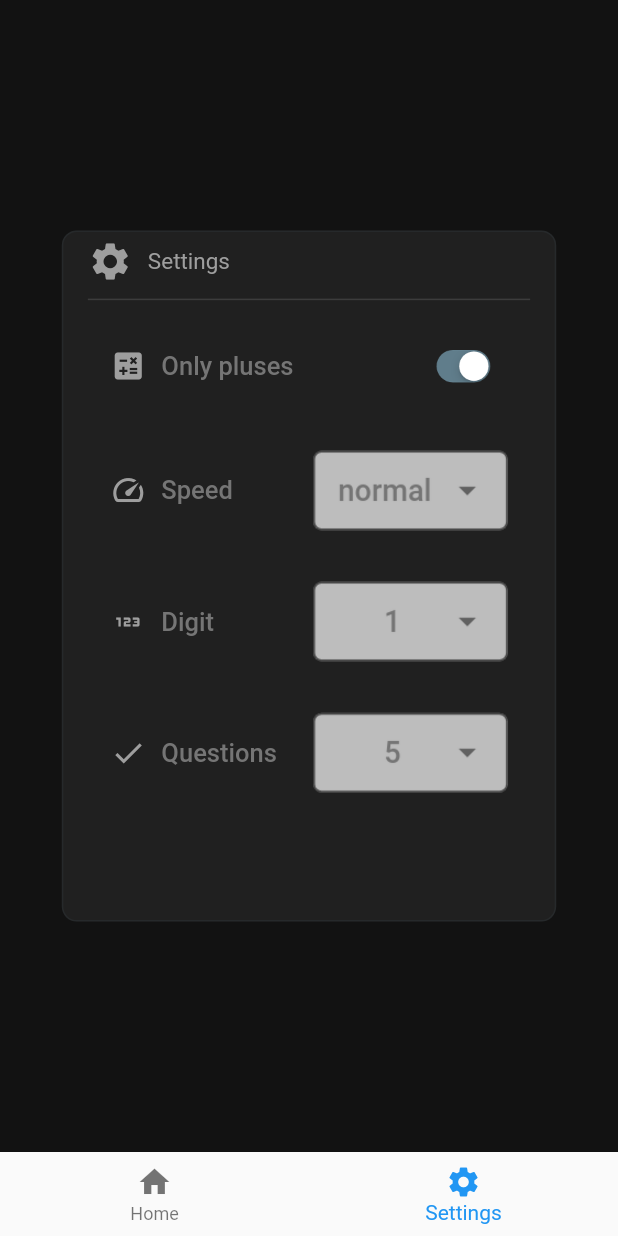
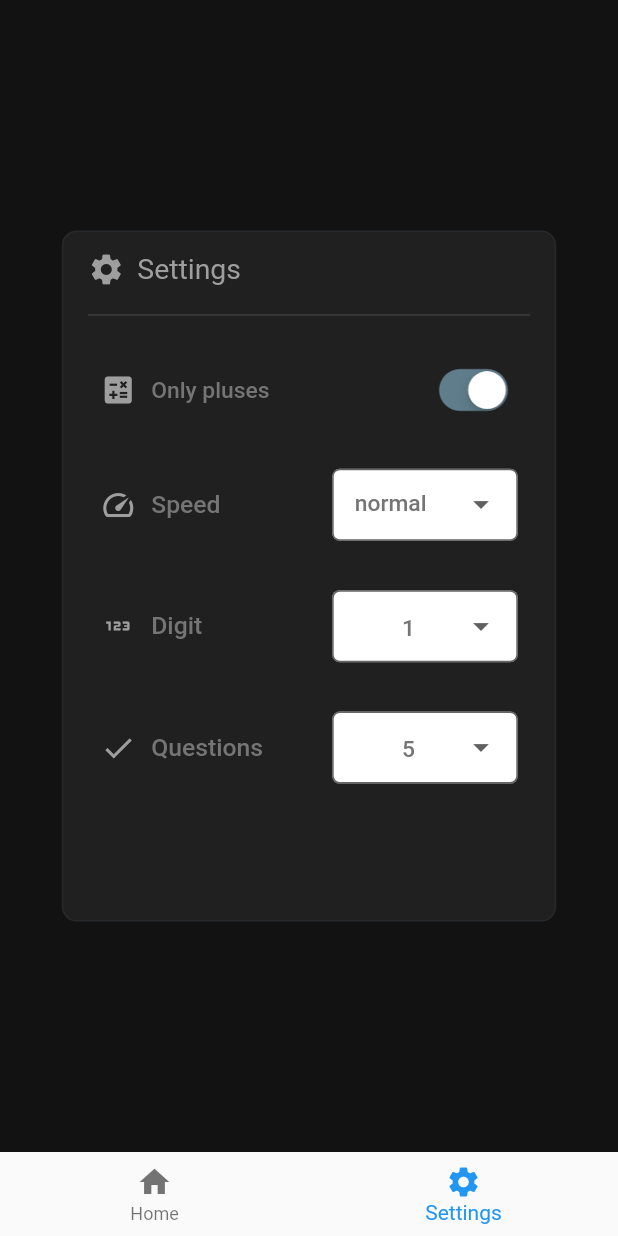
Before and after one commit to semanticist21/simple-anzan, a Flutter app: the screen it shows after launch, item 2 of the bottom bar chosen, on a phone screen of 412 x 824 dp. Run offline on Flutter 3.47's test engine with Material 2 defaults, Android fonts, the phone set to English and light mode, and no system bars; our stand-ins replace shared_preferences; Roboto replaces fonts that are missing (Consolas).

Commit message:
커스텀 스피드 추가

```diff
--- a/lib/src/pages/home_page.dart
+++ b/lib/src/pages/home_page.dart
@@ -76,6 +76,7 @@ class _HomePageState extends State<HomePage> {
                                     child: Text(
                                       value.buttonText,
                                       style: _getMainButtonTextStyle(),
+                                      textAlign: TextAlign.center,
                                     )));
                           })))),
             ),
@@ -99,8 +100,8 @@ class _HomePageState extends State<HomePage> {
   }
 
   TextStyle _getMainButtonTextStyle() {
-    return const TextStyle(
-      fontSize: 24,
+    return TextStyle(
+      fontSize: MediaQuery.of(context).size.height * 0.04,
       fontWeight: FontWeight.w900,
       fontFamily: defaultFontFamily,
       letterSpacing: 2.5,
--- a/lib/src/pages/settting_page.dart
+++ b/lib/src/pages/settting_page.dart
@@ -1,9 +1,9 @@
 import 'package:abacus_simple_anzan/src/words/localization.dart';
 import 'package:flutter/cupertino.dart';
 import 'package:flutter/material.dart';
-import 'package:abacus_simple_anzan/src/words/const.dart';
 import 'package:abacus_simple_anzan/src/settings/settings_manager.dart';
 
+import '../dialog/add_dialog.dart';
 import '../settings/prefs/calculation_mode_pref.dart';
 import '../settings/prefs/digit_pref.dart';
 import '../settings/prefs/num_of_problems_pref.dart';
@@ -56,44 +56,54 @@ class _SettingsPageState extends State<SettingsPage> {
                     }
 
                     return ListView(children: [
-                      const SizedBox(height: 5),
+                      SizedBox(
+                          height: MediaQuery.of(context).size.height * 0.015),
                       Row(
+                        crossAxisAlignment: CrossAxisAlignment.center,
                         children: [
-                          const Icon(
+                          Icon(
                             Icons.settings,
                             color: Colors.grey,
-                            size: 30,
+                            size: MediaQuery.of(context).size.height * 0.03,
                           ),
-                          const SizedBox(width: 10),
+                          SizedBox(
+                              width: MediaQuery.of(context).size.width * 0.02),
                           Text(
                             LocalizationChecker.settings,
-                            style: const TextStyle(
-                              fontSize: 15,
-                              fontFamily: defaultFontFamily,
+                            style: TextStyle(
+                              fontSize:
+                                  MediaQuery.of(context).size.height * 0.023,
                               color: Colors.grey,
                             ),
                           )
                         ],
                       ),
+                      SizedBox(
+                          height: MediaQuery.of(context).size.height * 0.01),
                       const Divider(
                         height: 20,
                         thickness: 1,
                         color: Color.fromARGB(255, 60, 60, 60),
                       ),
-                      const SizedBox(height: 5),
+                      SizedBox(
+                          height: MediaQuery.of(context).size.height * 0.005),
                       // plus & minus mode.
                       SizedBox(
                         height:
-                              isBiggerSize ? constraints.maxHeight * 0.7 : null,
+                            isBiggerSize ? constraints.maxHeight * 0.8 : null,
+                        child: SingleChildScrollView(
+                            physics: const BouncingScrollPhysics(
+                                parent: AlwaysScrollableScrollPhysics()),
                             child: Column(
-                              mainAxisAlignment: MainAxisAlignment.spaceBetween,
+                                mainAxisAlignment:
+                                    MainAxisAlignment.spaceBetween,
                                 mainAxisSize: MainAxisSize.max,
                                 crossAxisAlignment: CrossAxisAlignment.stretch,
                                 children: [
                                   buildToggleOption(
                                       LocalizationChecker.onlyPluses,
-                                    _manager.enumToValue<CalculationMode, bool>(
-                                        _isOnlyPlus),
+                                      _manager.enumToValue<CalculationMode,
+                                          bool>(_isOnlyPlus),
                                       togglePlusModeCallback),
 
                                   // speed.
@@ -129,6 +139,7 @@ class _SettingsPageState extends State<SettingsPage> {
                                           _manager),
                                       changeOptionCallback<NumOfProblems>)
                                 ])),
+                      )
                     ]);
                   },
                 )),
@@ -147,12 +158,12 @@ class _SettingsPageState extends State<SettingsPage> {
         const SizedBox(width: 10),
         Text(title,
             style: TextStyle(
-                fontSize: 17,
+                fontSize: MediaQuery.of(context).size.height * 0.0185,
                 fontWeight: FontWeight.w500,
                 color: Colors.grey[600]))
       ]),
       Transform.scale(
-          scale: 0.7,
+          scale: 0.9,
           filterQuality: FilterQuality.high,
           child: CupertinoSwitch(
               activeColor: Colors.blueGrey,
@@ -185,11 +196,13 @@ class _SettingsPageState extends State<SettingsPage> {
             children: [
               icon,
               const SizedBox(width: 10),
-              Text(title,
+              SizedBox(
+                  width: MediaQuery.of(context).size.width * 0.20,
+                  child: Text(title,
                       style: TextStyle(
-                      fontSize: 17,
+                          fontSize: MediaQuery.of(context).size.height * 0.020,
                           fontWeight: FontWeight.w500,
-                      color: Colors.grey[600]))
+                          color: Colors.grey[600])))
             ],
           )),
       Flexible(
@@ -198,22 +211,24 @@ class _SettingsPageState extends State<SettingsPage> {
               widthFactor: 0.8,
               child: Transform.scale(
                 filterQuality: FilterQuality.high,
-                scaleX: 1.1,
-                scaleY: 1.1,
+                scaleX: 1.0,
+                scaleY: 1.0,
                 alignment: Alignment.centerRight,
                 child: DropdownButtonFormField(
+                  elevation: 0,
                   isDense: true,
+                  itemHeight: 50,
                   value: initialValue,
                   iconSize: 25,
                   isExpanded: true,
                   decoration: const InputDecoration(
-                      contentPadding: EdgeInsets.fromLTRB(15, 0, 0, 0),
+                      contentPadding: EdgeInsets.fromLTRB(15, 0, 10, 0),
                       border: OutlineInputBorder(
                         borderRadius: BorderRadius.all(Radius.circular(5)),
                         borderSide: BorderSide(),
                       ),
                       filled: true,
-                      fillColor: Colors.white70,
+                      fillColor: Colors.white,
                       floatingLabelAlignment: FloatingLabelAlignment.center),
                   items: dropdownMenuItemList,
                   onChanged: onChangeMethod,
@@ -225,6 +240,17 @@ class _SettingsPageState extends State<SettingsPage> {
   void changeOptionCallback<T>(dynamic value) {
     switch (T) {
       case Speed:
+        if (value == 'custom') {
+          showDialog(
+              context: context,
+              builder: (context) => AddDialog(
+                  defaultValue: _manager
+                      .getCurrentValue<Speed, Duration>()
+                      .inMilliseconds
+                      .toString())).then(
+              (value) => _manager.saveCustomSpeedSetting(int.parse(value)));
+        }
+
         _speed = _manager.itemStrToEnum<Speed>(value);
         _manager.saveSetting(_speed);
         break;
@@ -256,8 +282,9 @@ class _SettingsPageState extends State<SettingsPage> {
           child: Text(
             element,
             style: TextStyle(
+                height: 1.4,
                 color: Colors.grey[600],
-                fontSize: 18,
+                fontSize: MediaQuery.of(context).size.height * 0.0185,
                 fontWeight: FontWeight.w500),
           ));
       itemList.add(item);
@@ -268,9 +295,9 @@ class _SettingsPageState extends State<SettingsPage> {
 
   Padding getPadding(Widget? widget) {
     return Padding(
-      padding: const EdgeInsets.symmetric(
-        vertical: 10,
-        horizontal: 15,
+      padding: EdgeInsets.symmetric(
+        vertical: MediaQuery.of(context).size.height * 0.02,
+        horizontal: MediaQuery.of(context).size.width * 0.02,
       ),
       child: widget,
     );
--- a/lib/src/settings/prefs/digit_pref.dart
+++ b/lib/src/settings/prefs/digit_pref.dart
@@ -22,6 +22,10 @@ class DigitPref implements PreferenceInterfaceItems<Digit, int> {
   }
 
   void setIndex(int index) {
+    if (index > Digit.values.length - 1) {
+      index = Digit.values.length - 1;
+    }
+
     _currentIndex = index;
     _currentValue = Digit.values[_currentIndex];
   }
@@ -76,4 +80,6 @@ enum Digit {
   three_3,
   four_4,
   five_5,
+  six_6,
+  seven_7,
 }
--- a/lib/src/settings/prefs/num_of_problems_pref.dart
+++ b/lib/src/settings/prefs/num_of_problems_pref.dart
@@ -75,4 +75,10 @@ enum NumOfProblems {
   n_10,
   n_15,
   n_20,
+  n_25,
+  n_30,
+  n_35,
+  n_40,
+  n_45,
+  n_50,
 }
--- a/lib/src/settings/prefs/speed.dart
+++ b/lib/src/settings/prefs/speed.dart
@@ -1,18 +1,27 @@
 // ignore_for_file: annotate_overrides
 
+import 'package:flutter/material.dart';
 import 'package:shared_preferences/shared_preferences.dart';
 import 'Interface/preference_interface_items.dart';
 
 class SpeedPref implements PreferenceInterfaceItems<Speed, Duration> {
   final String _saveKey = 'interval';
+  final String _saveCustomKey = 'intervalCustom';
+
   final int _defaultIndex = 2;
+  final int _defaultCustomValue = 100;
 
   late int _currentIndex;
   late Speed _currentValue;
 
+  late int _currentCustomValue;
+
   SpeedPref(SharedPreferences prefs) {
     var index = prefs.getInt(_saveKey) ?? _defaultIndex;
     setIndex(index);
+
+    var customVal = prefs.getInt(_saveCustomKey) ?? _defaultCustomValue;
+    setCustomValue(customVal);
   }
 
   // when implemented, it should be synchronized for each other.
@@ -24,6 +33,10 @@ class SpeedPref implements PreferenceInterfaceItems<Speed, Duration> {
   void setIndex(int index) {
     _currentIndex = index;
     _currentValue = Speed.values[index];
+  }
+
+  void setCustomValue(int value) {
+    _currentCustomValue = value;
   }
 
   Speed getValue() => _currentValue;
@@ -51,7 +64,8 @@ class SpeedPref implements PreferenceInterfaceItems<Speed, Duration> {
         return value;
       }
     }
-    throw Error();
+
+    return Speed.custom;
   }
 
   List<String> getItemsListofEnum() {
@@ -68,8 +82,32 @@ class SpeedPref implements PreferenceInterfaceItems<Speed, Duration> {
   void saveSetting(SharedPreferences prefs, value) =>
       prefs.setInt(_saveKey, (value as Speed).index);
 
-  int _getDurationInt(String str) => int.parse(str.split('_')[1]);
-  String enumNameToItemString(String name) => name.split('_')[0];
+  void saveCustomValue(SharedPreferences prefs, int value) =>
+      prefs.setInt(_saveCustomKey, value);
+
+  int _getDurationInt(String str) {
+    if (str.split('_').length != 2) {
+      return _currentCustomValue ~/ 100;
+    }
+
+    return int.parse(str.split('_')[1]);
+  }
+
+  String enumNameToItemString(String name) {
+    var split = name.split('_');
+    if (split.length != 2) {
+      return 'custom';
+    }
+
+    var first = split[0];
+    var second = split[1].characters;
+
+    var firstChar = second.first;
+    var secondChar = second.last;
+    var newStr = '$firstChar.$secondChar sec';
+
+    return '$first \n($newStr)';
+  }
 }
 
 enum Speed {
@@ -78,4 +116,5 @@ enum Speed {
   normal_05,
   fast_03,
   veryFast_02,
+  custom,
 }
--- a/lib/src/settings/settings_manager.dart
+++ b/lib/src/settings/settings_manager.dart
@@ -132,6 +132,11 @@ class SettingsManager {
     refreshPrefValues(_prefs);
   }
 
+  void saveCustomSpeedSetting(int value) {
+    _speedPref.saveCustomValue(_prefs, value);
+    refreshPrefValues(_prefs);
+  }
+
   // enum to list of items
   List<String> getItemsListOfEnum<T>() {
     switch (T) {
--- a/lib/src/words/const.dart
+++ b/lib/src/words/const.dart
@@ -8,7 +8,7 @@ const String homeLabel = 'Home';
 const String settingLabel = 'Settings';
 
 // button strings
-const String start = 'Start !';
+const String start = 'Start !!';
 const String hidden = ' ';
 const String check = 'Check Answer';
 
@@ -28,6 +28,20 @@ const String speedEn = "Speed";
 const String digitEn = "Digit";
 const String numOfProblemsEn = "Questions";
 
+// custom option related
+
+const String setSpeedTitleKr = '속도를 설정합니다. (1000 = 1초)';
+const String rangeWordKr = '100~3000 사이의 값을 입력하세요.';
+const String pleaseInsertValueKr = '값을 입력하세요.';
+const String pleaseTooBigValueKr = '값이 너무 큽니다.';
+const String pleaseTooSmallValueKr = '값이 너무 작습니다.';
+
+const String setSpeedTitleEn = 'Set custom speed. (1000 = 1sec)';
+const String rangeWordEn = 'put value between 100~3000.';
+const String pleaseInsertValueEn = 'the value is empty.';
+const String pleaseTooBigValueEn = 'too big value.';
+const String pleaseTooSmallValueEn = 'too small value.';
+
 // other
 const String empty = '';
-const String defaultFontFamily = 'Consolas';
+const String defaultFontFamily = 'Roboto';
--- a/lib/src/words/localization.dart
+++ b/lib/src/words/localization.dart
@@ -2,13 +2,20 @@ import 'dart:io';
 import 'package:abacus_simple_anzan/src/words/const.dart';
 
 class LocalizationChecker {
-  final String defaultLocale = Platform.localeName;
+  static String defaultLocale = Platform.localeName;
+
   // options(settings)
   static String settings = settingsEn;
   static String onlyPluses = onlyPlusesEn;
   static String speed = speedEn;
   static String digit = digitEn;
   static String numOfProblems = numOfProblemsEn;
+
+  static String setSpeedTitle = setSpeedTitleEn;
+  static String rangeWord = rangeWordEn;
+  static String pleaseInsertValue = pleaseInsertValueEn;
+  static String pleaseTooBigValue = pleaseTooBigValueEn;
+  static String pleaseTooSmallValue = pleaseTooSmallValueEn;
 
   LocalizationChecker() {
     if (defaultLocale == 'ko_KR') {
@@ -17,6 +24,12 @@ class LocalizationChecker {
       speed = speedKr;
       digit = digitKr;
       numOfProblems = numOfProblemsKr;
+
+      setSpeedTitle = setSpeedTitleKr;
+      rangeWord = rangeWordKr;
+      pleaseInsertValue = pleaseInsertValueKr;
+      pleaseTooBigValue = pleaseTooBigValueKr;
+      pleaseTooSmallValue = pleaseTooSmallValueKr;
     }
   }
 }
```
Also changed, not shown: lib/src/dialog/add_dialog.dart (added, +77 -0 lines), pubspec.lock, 2 other files. Lines whose indentation alone changed are shown as unchanged.
